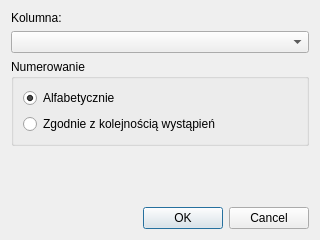
antoninastefanowska/PyQtDataAnalyzer, file ui/texttonumberdialog.ui: the form before one commit.
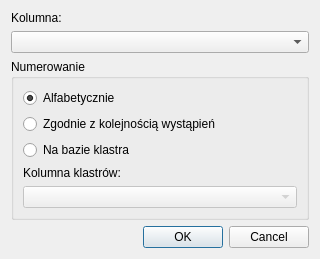
The form after the commit.

Commit message: column comparision

```diff
--- a/ui/texttonumberdialog.ui
+++ b/ui/texttonumberdialog.ui
@@ -10,7 +10,7 @@
     <x>0</x>
     <y>0</y>
     <width>320</width>
-    <height>240</height>
+    <height>244</height>
    </rect>
   </property>
   <property name="windowTitle">
@@ -59,6 +59,27 @@
           </property>
          </widget>
         </item>
+        <item>
+         <widget class="QRadioButton" name="byClusterRadioButton">
+          <property name="text">
+           <string>Na bazie klastra</string>
+          </property>
+         </widget>
+        </item>
+        <item>
+         <widget class="QLabel" name="label_2">
+          <property name="text">
+           <string>Kolumna klastrów:</string>
+          </property>
+         </widget>
+        </item>
+        <item>
+         <widget class="QComboBox" name="clusterColumnCombobox">
+          <property name="enabled">
+           <bool>false</bool>
+          </property>
+         </widget>
+        </item>
        </layout>
       </widget>
      </item>
```
Left out of the diff: 24 changed lines with no effect on the pictures. The commit also changes 20 other files.
